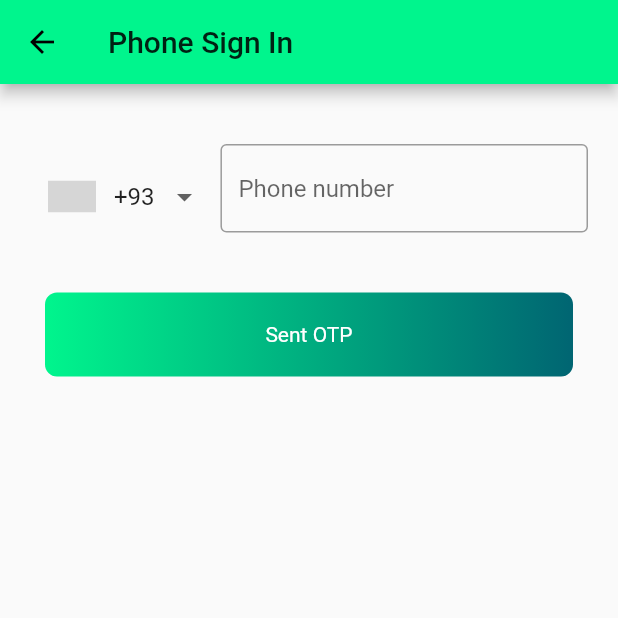
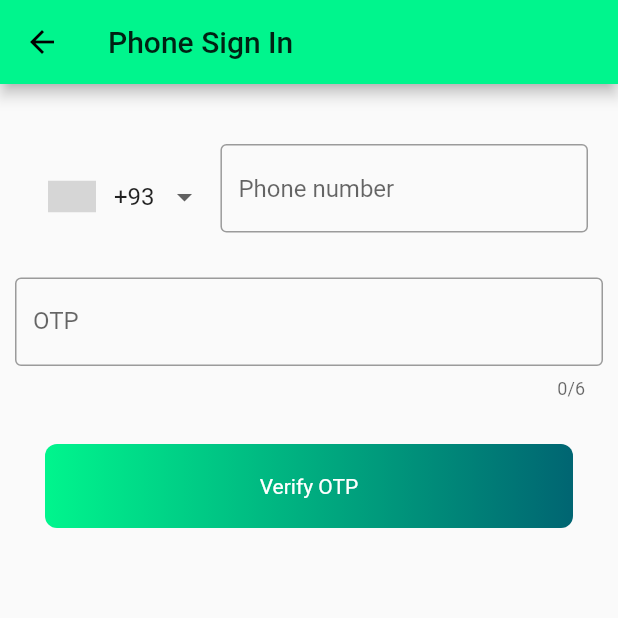
Before and after one commit to EhsanTgv/MyTasks, a Flutter app: the PhoneSignInScreen screen opened directly, after a tap on "Sent OTP", on a phone screen of 412 x 824 dp, the top half of it. Run offline on Flutter 3.47's test engine with Material 2 defaults, Android fonts, the phone set to English and light mode, and no system bars; drawn by our look-alikes of intl_phone_number_input; our stand-ins replace firebase_auth, font_awesome_flutter, google_sign_in; accounts and stored records are empty; grey boxes are pictures that could not be loaded.

Commit message:
PhoneSignInScreen implement design for after sent sms

```diff
--- a/lib/screens/phone_signin_screen.dart
+++ b/lib/screens/phone_signin_screen.dart
@@ -1,3 +1,4 @@
+import 'package:firebase_auth/firebase_auth.dart';
 import 'package:flutter/material.dart';
 import 'package:intl_phone_number_input/intl_phone_number_input.dart';
 import 'package:mytask/config/config.dart';
@@ -10,6 +11,15 @@ class PhoneSignInScreen extends StatefulWidget {
 class _PhoneSignInScreenState extends State<PhoneSignInScreen> {
   PhoneNumber _phoneNumber;
 
+  String _message;
+  String _verificationId;
+
+  bool _isSMSsent = false;
+
+  final FirebaseAuth _auth = FirebaseAuth.instance;
+
+  final TextEditingController _smsController = TextEditingController();
+
   @override
   Widget build(BuildContext context) {
     return Scaffold(
@@ -17,7 +27,8 @@ class _PhoneSignInScreenState extends State<PhoneSignInScreen> {
         title: Text("Phone Sign In"),
       ),
       body: SingleChildScrollView(
-        child: Container(
+        child: AnimatedContainer(
+          duration: Duration(microseconds: 300),
           width: MediaQuery.of(context).size.width,
           margin: EdgeInsets.only(top: 20),
           child: Column(
@@ -31,8 +42,27 @@ class _PhoneSignInScreenState extends State<PhoneSignInScreen> {
                   inputBorder: OutlineInputBorder(),
                 ),
               ),
-              InkWell(
-                onTap: () {},
+              _isSMSsent
+                  ? Container(
+                      margin: EdgeInsets.all(10),
+                      child: TextField(
+                        decoration: InputDecoration(
+                          border: OutlineInputBorder(),
+                          hintText: "OTP here",
+                          labelText: "OTP",
+                        ),
+                        maxLength: 6,
+                        keyboardType: TextInputType.number,
+                      ),
+                    )
+                  : Container(),
+              !_isSMSsent
+                  ? InkWell(
+                      onTap: () {
+                        setState(() {
+                          _isSMSsent = true;
+                        });
+                      },
                       child: Container(
                         decoration: BoxDecoration(
                           gradient: LinearGradient(
@@ -56,6 +86,32 @@ class _PhoneSignInScreenState extends State<PhoneSignInScreen> {
                           ),
                         ),
                       ),
+                    )
+                  : InkWell(
+                      onTap: () {},
+                      child: Container(
+                        decoration: BoxDecoration(
+                          gradient: LinearGradient(
+                            colors: [primaryColor, secondaryColor],
+                          ),
+                          borderRadius: BorderRadius.circular(8),
+                        ),
+                        width: MediaQuery.of(context).size.width,
+                        margin: EdgeInsets.symmetric(
+                          horizontal: 30,
+                          vertical: 20,
+                        ),
+                        padding: EdgeInsets.symmetric(
+                          horizontal: 30,
+                          vertical: 20,
+                        ),
+                        child: Center(
+                          child: Text(
+                            "Verify OTP",
+                            style: TextStyle(color: Colors.white),
+                          ),
+                        ),
+                      ),
                     ),
             ],
           ),
```
Lines whose indentation alone changed are shown as unchanged.
